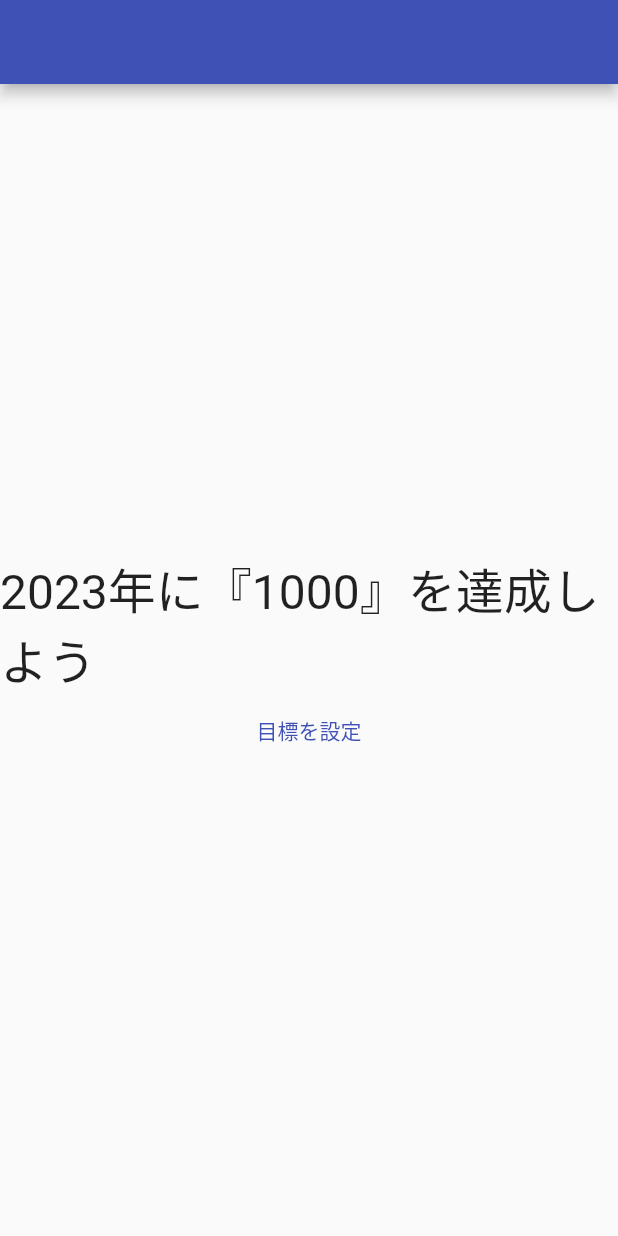
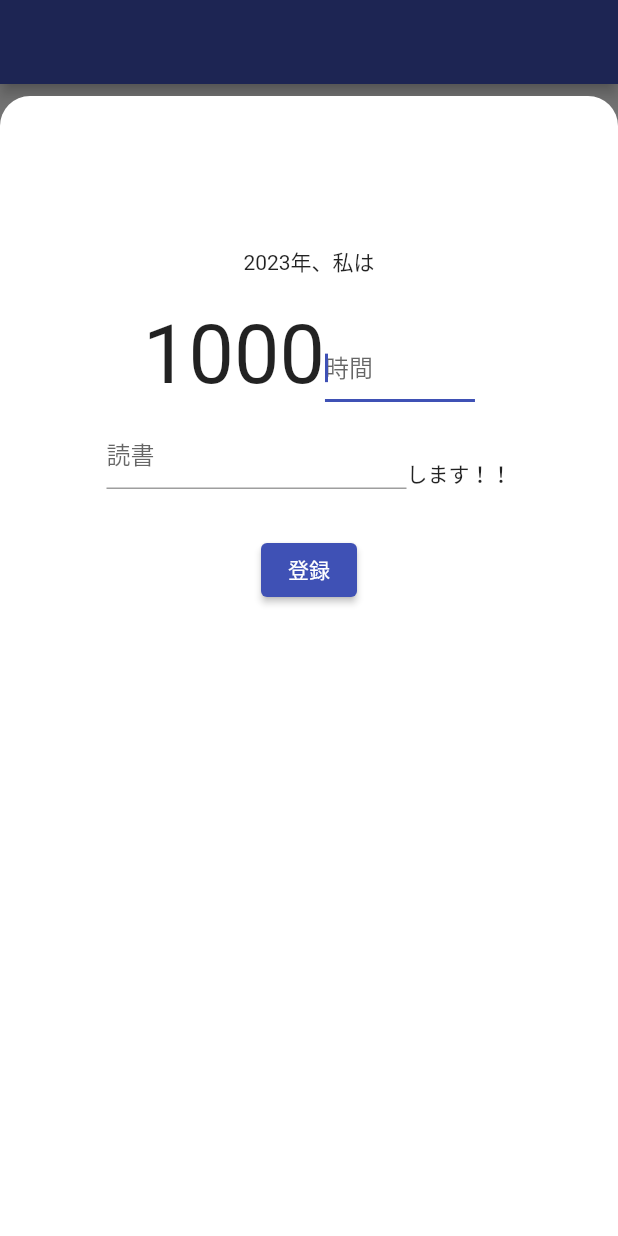
Before and after one commit to taketomo3/lets1000_flutter, a Flutter app: the screen it shows after launch, after a tap on "目標を設定", on a phone screen of 412 x 824 dp. Run offline on Flutter 3.47's test engine with Material 2 defaults, Android fonts, the phone set to English and light mode, and no system bars; our stand-ins replace flutter_riverpod, sqflite; accounts and stored records are empty.

Commit message:
feat: Add setting goal view

```diff
--- a/lib/view/home_view.dart
+++ b/lib/view/home_view.dart
@@ -3,6 +3,7 @@ import 'dart:math';
 import 'package:flutter/material.dart';
 import 'package:flutter_riverpod/flutter_riverpod.dart';
 import 'package:lets1000_android/database/goal_db.dart';
+import 'package:lets1000_android/view/setting_goal_view.dart';
 import 'package:lets1000_android/view_model/home_view_model.dart';
 
 class HomeView extends ConsumerWidget {
@@ -15,7 +16,7 @@ class HomeView extends ConsumerWidget {
     return Scaffold(
       appBar: AppBar(),
       body: Center(
-        child: goal == null ? settingGoalView() : progressView(goal),
+        child: goal == null ? settingGoalView(context) : progressView(goal),
       ),
     );
   }
@@ -57,17 +58,43 @@ class HomeView extends ConsumerWidget {
     );
   }
 
-  Column settingGoalView() {
+  Column settingGoalView(BuildContext context) {
     return Column(
       mainAxisAlignment: MainAxisAlignment.center,
       children: <Widget>[
-        const Text(
-          '2023年に『1000』を達成しよう',
-          style: TextStyle(fontSize: 32),
+        const Text('2023年に'),
+        Row(
+          mainAxisAlignment: MainAxisAlignment.center,
+          crossAxisAlignment: CrossAxisAlignment.end,
+          children: const [
+            Text(
+              '『1000』',
+              style: TextStyle(fontSize: 32, fontWeight: FontWeight.bold),
+            ),
+            Text('を達成しよう')
+          ],
         ),
+        const SizedBox(height: 100),
         TextButton(
             onPressed: () {
-              print("onpress");
+              showModalBottomSheet(
+                  context: context,
+                  isScrollControlled: true,
+                  backgroundColor: Colors.transparent,
+                  builder: (BuildContext context) {
+                    return Container(
+                      margin: const EdgeInsets.only(top: 64),
+                      decoration: const BoxDecoration(
+                        color: Colors.white,
+                        borderRadius: BorderRadius.only(
+                          topLeft: Radius.circular(20),
+                          topRight: Radius.circular(20),
+                        ),
+                      ),
+                      child: const SettingGoalView(),
+                    );
+                  });
+              const SettingGoalView();
             },
             child: const Text('目標を設定'))
       ],
--- /dev/null
+++ b/lib/view/setting_goal_view.dart
@@ -0,0 +1,68 @@
+import 'package:flutter/material.dart';
+import 'package:lets1000_android/database/goal_db.dart';
+import 'package:lets1000_android/view_model/home_view_model.dart';
+
+class SettingGoalView extends StatefulWidget {
+  const SettingGoalView({Key? key}) : super(key: key);
+
+  @override
+  State<SettingGoalView> createState() => _SettingGoalViewState();
+}
+
+class _SettingGoalViewState extends State<SettingGoalView> {
+  String unit = '';
+  String goal = '';
+
+  @override
+  Widget build(BuildContext context) {
+    return Column(
+      mainAxisAlignment: MainAxisAlignment.start,
+      children: [
+        const SizedBox(height: 100),
+        const Text('2023年、私は'),
+        const SizedBox(height: 20),
+        Row(
+          mainAxisAlignment: MainAxisAlignment.center,
+          crossAxisAlignment: CrossAxisAlignment.end,
+          children: [
+            const Text('1000', style: TextStyle(fontSize: 54)),
+            SizedBox(
+              width: 100,
+              child: TextField(
+                autofocus: true,
+                decoration: const InputDecoration(hintText: '時間'),
+                onChanged: (value) {
+                  unit = value;
+                },
+              ),
+            )
+          ],
+        ),
+        const SizedBox(height: 10),
+        Row(
+          mainAxisAlignment: MainAxisAlignment.center,
+          crossAxisAlignment: CrossAxisAlignment.end,
+          children: [
+            SizedBox(
+              width: 200,
+              child: TextField(
+                decoration: const InputDecoration(hintText: '読書'),
+                onChanged: (value) {
+                  goal = value;
+                },
+              ),
+            ),
+            const Text('します！！'),
+          ],
+        ),
+        const SizedBox(height: 30),
+        ElevatedButton(
+          child: const Text('登録'),
+          onPressed: () {
+            Goal.insert(goal, unit).then((id) => {Navigator.of(context).pop()});
+          },
+        ),
+      ],
+    );
+  }
+}
```
